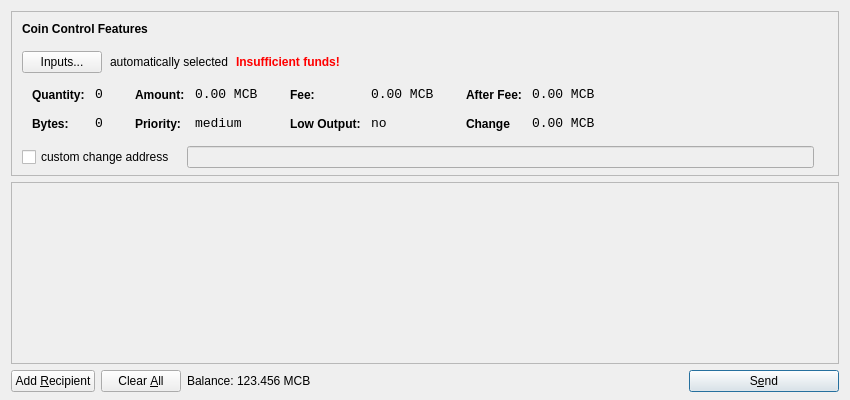
Old version of the form src/qt/forms/sendcoinsdialog.ui in the repository mcobitcoin/mcobit.
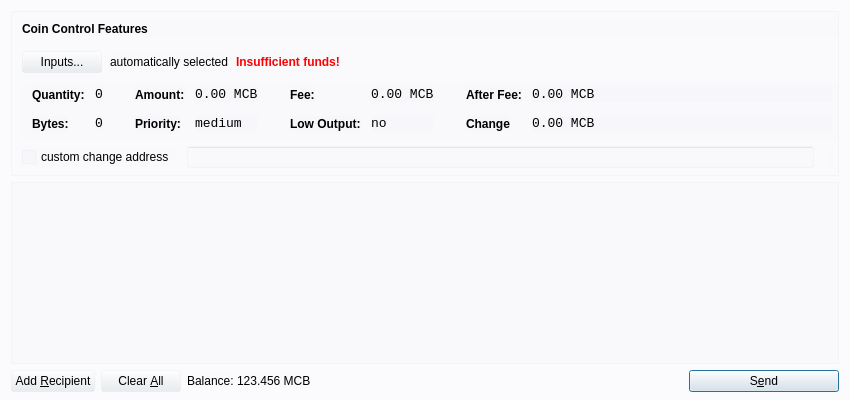
New version of the form. Icons and pictures are not drawn.

```diff
--- a/src/qt/forms/sendcoinsdialog.ui
+++ b/src/qt/forms/sendcoinsdialog.ui
@@ -14,7 +14,7 @@
    <string>Send Coins</string>
   </property>
   <property name="styleSheet">
-   <string notr="true">background-image: url(:/images/2s);</string>
+	<string notr="true">background:rgba(232, 236, 241, 0.1);</string>
   </property>
   <layout class="QVBoxLayout" name="verticalLayout" stretch="0,1,0">
    <property name="bottomMargin">
```
